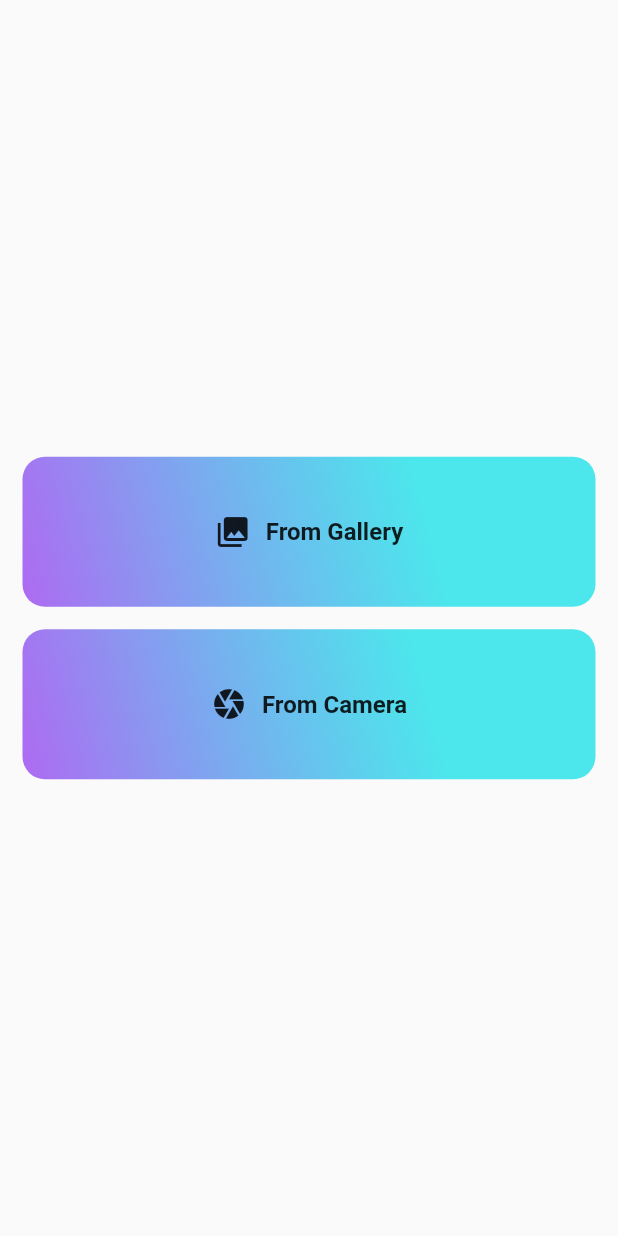
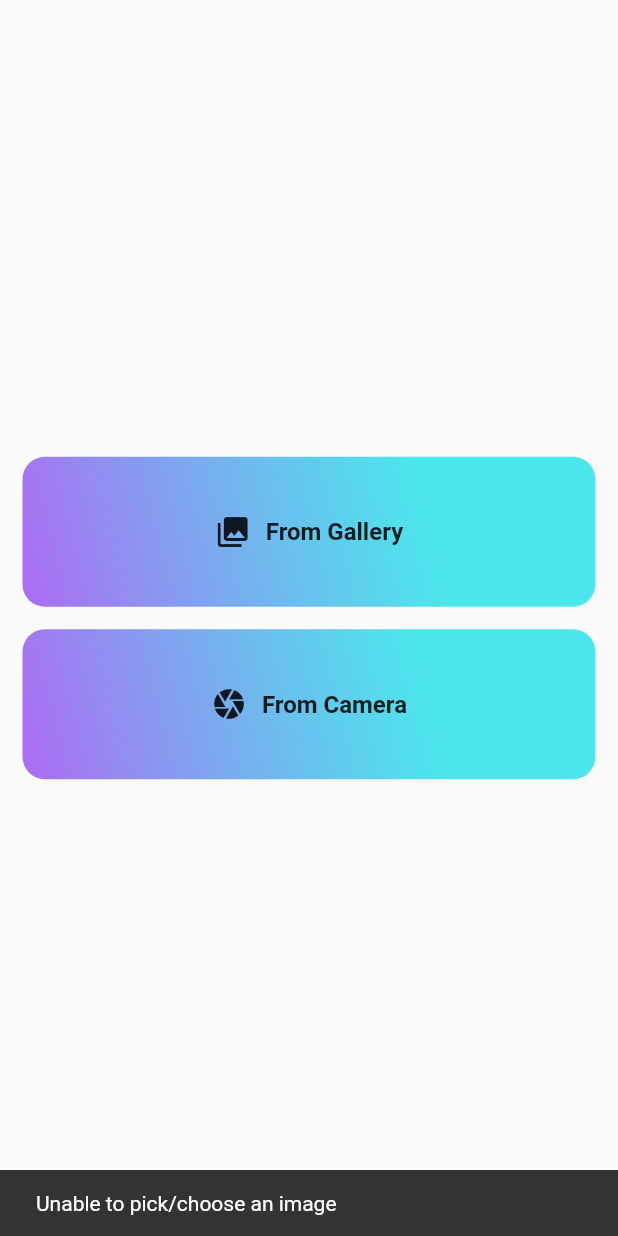
Before and after one commit to rahul14rz/photo_editingapp, a Flutter app: the PickImage screen opened directly, after a tap on "From Camera", on a phone screen of 412 x 824 dp. Run offline on Flutter 3.47's test engine with Material 2 defaults, Android fonts, the phone set to English and light mode, and no system bars; our stand-ins replace file_picker, image_picker.

Commit message:
New changes

```diff
--- a/lib/screen/pick_image.dart
+++ b/lib/screen/pick_image.dart
@@ -3,6 +3,7 @@ import 'dart:io';
 import 'package:file_picker/file_picker.dart';
 import 'package:flutter/material.dart';
 import 'package:image_picker/image_picker.dart';
+import '../utils/custom_snackbar.dart';
 import 'details_screen/edit_photo.dart';
 import 'main_screen/widget/container.dart';
 import '../utils/next_screen.dart';
@@ -18,13 +19,15 @@ class PickImage extends StatefulWidget {
 
 class _PickImageState extends State<PickImage> {
   File? imageFile;
-  void getImage({required ImageSource source}) async {
-    final file = await ImagePicker().pickImage(source: source, imageQuality: 70);
-
-    if (file?.path != null) {
-      setState(() {
-        imageFile = File(file!.path);
-      });
+  Future<File?> getImage({required ImageSource source}) async {
+    final file = await ImagePicker().pickImage(
+      source: source,
+      imageQuality: null,
+    );
+    if (file != null) {
+      return File(file.path);
+    } else {
+      return null;
     }
   }
 
@@ -51,24 +54,42 @@ class _PickImageState extends State<PickImage> {
           children: [
             const Spacer(),
             CustomContainer(
-                text: 'From Gallery',
-                icon: const Icon(Icons.photo_library),
-                function: () {
-                  pickFile();
-                  if (imageFile != null) {
-                    nextscreenPush(context,  EditPhoto(image: imageFile!,));
-                  }
-                },),
+              text: 'From Gallery',
+              icon: const Icon(Icons.photo_library),
+              function: () async {
+                final file = await getImage(source: ImageSource.gallery);
+                if (file != null && mounted) {
+                  nextscreenPush(
+                    context,
+                    EditPhoto(
+                      image: file,
+                    ),
+                  );
+                } else {
+                  showSnackBar('Unable to pick/choose an image', context);
+                }
+              },
+            ),
             const SizedBox(
               height: 15,
             ),
             CustomContainer(
-                text: 'From Camera',
-                icon: const Icon(Icons.camera),
-                function: () {
-                  getImage(source: ImageSource.camera);
-                  nextscreenPush(context,  EditPhoto(image: imageFile!));
-                },),
+              text: 'From Camera',
+              icon: const Icon(Icons.camera),
+              function: () async {
+                final file = await getImage(source: ImageSource.camera);
+                if (file != null && mounted) {
+                  nextscreenPush(
+                    context,
+                    EditPhoto(
+                      image: file,
+                    ),
+                  );
+                } else {
+                  showSnackBar('Unable to pick/choose an image', context);
+                }
+              },
+            ),
             const Spacer(),
           ],
         ),
--- /dev/null
+++ b/lib/utils/custom_snackbar.dart
@@ -0,0 +1,9 @@
+import 'package:flutter/material.dart';
+
+void showSnackBar(String message, BuildContext context) {
+  ScaffoldMessenger.of(context).showSnackBar(
+    SnackBar(
+      content: Text(message),
+    ),
+  );
+}
```
Also changed, not shown: lib/splash.dart (+11 -6 lines).
